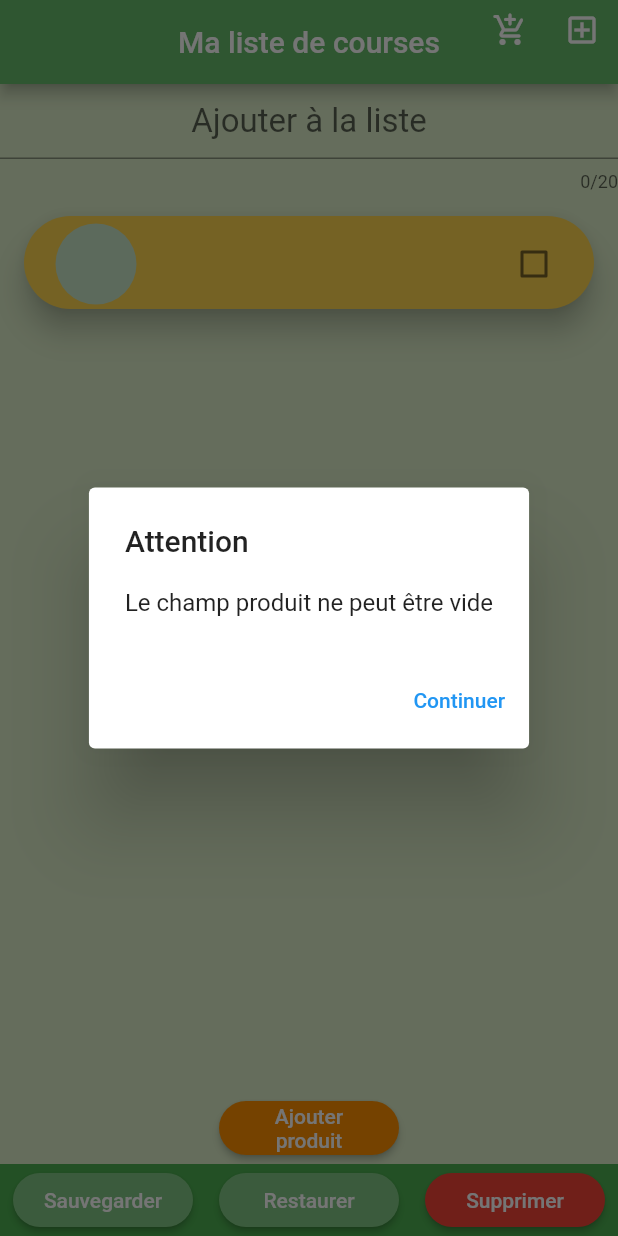
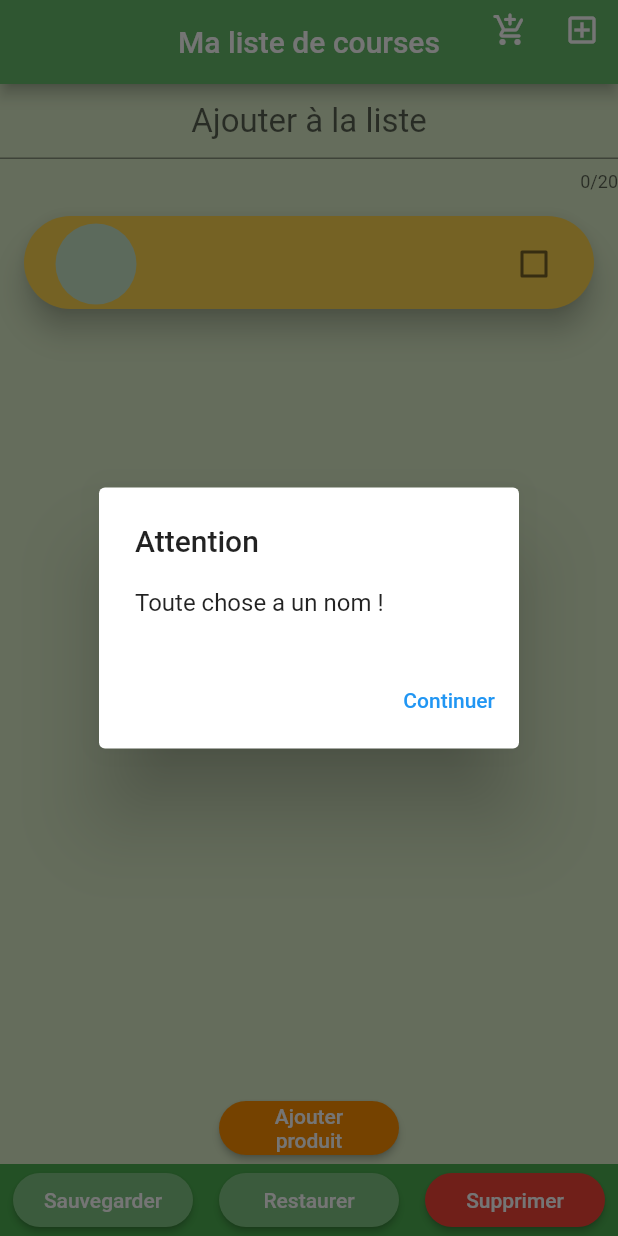
Before and after one commit to EricHoffmann57/GroceryList_Firebase, a Flutter app: the screen it shows after launch, after a tap on "Ajouter produit", on a phone screen of 412 x 824 dp. Run offline on Flutter 3.47's test engine with Material 2 defaults, Android fonts, the phone set to English and light mode, and no system bars; our stand-ins replace cloud_firestore, firebase_core, firebase_storage, get_storage, image_picker, transparent_image; accounts and stored records are empty; key blocks and very long unbroken strings in the code were emptied for the run.

Commit message:
minor change

```diff
--- a/lib/main.dart
+++ b/lib/main.dart
@@ -440,7 +440,7 @@ class GroceryListState extends State<GroceryList> {
     // set up the AlertDialog
     AlertDialog alert = AlertDialog(
       title: const Text("Attention"),
-      content: const Text("Le champ produit ne peut être vide"),
+      content: const Text("Toute chose a un nom !"),
       actions: [
         //cancelButton,
         continueButton,
```
